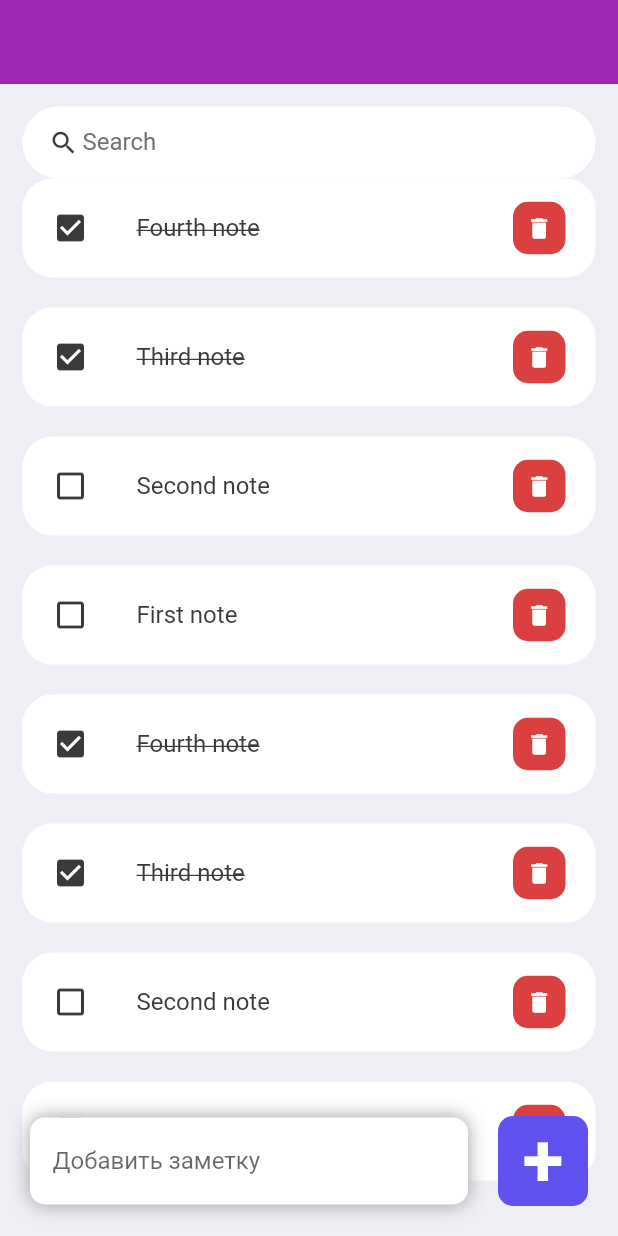
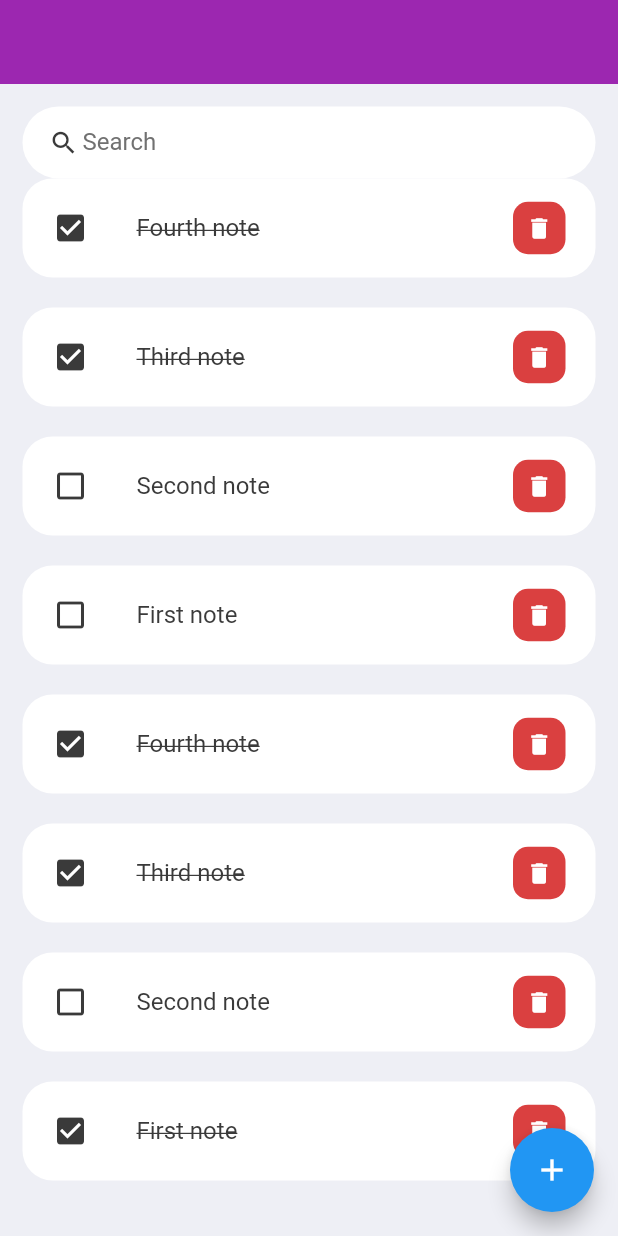
Before and after one commit to KhusseinGashimov/note, a Flutter app: the screen it shows after launch, on a phone screen of 412 x 824 dp. Run offline on Flutter 3.47's test engine with Material 2 defaults, Android fonts, the phone set to English and light mode, and no system bars.

Commit message:
adding action

```diff
--- a/lib/HomePage.dart
+++ b/lib/HomePage.dart
@@ -1,6 +1,7 @@
 
 import 'package:flutter/material.dart';
 import 'package:note/constant.dart';
+import 'package:note/dialog.dart';
 import 'package:note/notes.dart';
 
 import 'Note.dart';
@@ -30,6 +31,10 @@ class _HomePageState extends State<HomePage> {
         appBar: AppBar(
           backgroundColor: Colors.purple,
           elevation: 0,
+        ),
+        floatingActionButton: FloatingActionButton(
+          onPressed: createNewTask,
+          child: Icon(Icons.add),
         ),
         body: Stack(
           children: [
@@ -72,73 +77,15 @@ class _HomePageState extends State<HomePage> {
                 ],
               ),
             ),
-            Align(
-              alignment: Alignment.bottomCenter,
-              child: Row(
-                children: [
-                  Expanded(
-                      child: Container(
-                    padding: const EdgeInsets.symmetric(horizontal: 15, vertical: 5),
-                    margin: const EdgeInsets.only(bottom: 20, right: 20, left: 20),
-                    decoration: BoxDecoration(
-                      color: Colors.white,
-                      boxShadow: const [
-                        BoxShadow(
-                            color: Colors.grey,
-                            offset: Offset(0, 0),
-                            blurRadius: 10,
-                            spreadRadius: 0),
-                      ],
-                      borderRadius: BorderRadius.circular(10),
-                    ),
-                    child: TextField(
-                      controller: _noteController,
-                      decoration: const InputDecoration(
-                        hintText: "Добавить заметку",
-                        border: InputBorder.none,
-                      ),
-                    ),
-                  )),
-                  Container(
-                    margin: const EdgeInsets.only(bottom: 20, right: 20),
-                    child: ClipRRect(
-                      borderRadius: BorderRadius.circular(10),
-                      child: ElevatedButton(
-                        onPressed: () {
-                          _addNoteController(_noteController.text);
-                        },
-                        style: ElevatedButton.styleFrom(
-                            backgroundColor: tdBlue,
-                            minimumSize: const Size(60, 60),
-                            elevation: 10),
-                        child: const Text(
-                          '+',
-                          style: TextStyle(
-                              fontSize: 50, fontWeight: FontWeight.bold),
-                        ),
-                      ),
-                    ),
-                  )
-                ],
-              ),
-            )
           ],
         ));
   }
 
-  void _addNoteController(String note) {
-    setState(() {
-      noteList.add(Note(
-          id: DateTime.now().millisecondsSinceEpoch.toString(),
-          noteName: note));
-    });
-  }
 
   void _handleNoteChange(Note note) {
     setState(() {
       note.isDone = !note.isDone;
     });
-    _noteController.clear();
   }
 
   void _runFilter(String enteredKey) {
@@ -156,6 +103,29 @@ class _HomePageState extends State<HomePage> {
       _foundNote =results;
     });
   }
+  void createNewTask() {
+    showDialog(
+      context: context,
+      builder: (context) {
+        return DialogBox(
+          controller: _noteController,
+          onSave: saveNewTask,
+          onCancel: () => Navigator.of(context).pop(),
+        );
+      },
+    );
+  }
+  void saveNewTask() {
+    setState(() {
+      setState(() {
+        noteList.add(Note(
+            id: DateTime.now().millisecondsSinceEpoch.toString(),
+            noteName: _noteController.text));
+        _noteController.clear();
+      });
+    });
+    Navigator.of(context).pop();
+  }
 
   void _deleteNoteChange(String id) {
     setState(() {
```
Also changed, not shown: lib/dialog.dart (added, +53 -0 lines), lib/my_button.dart (added, +20 -0 lines).
